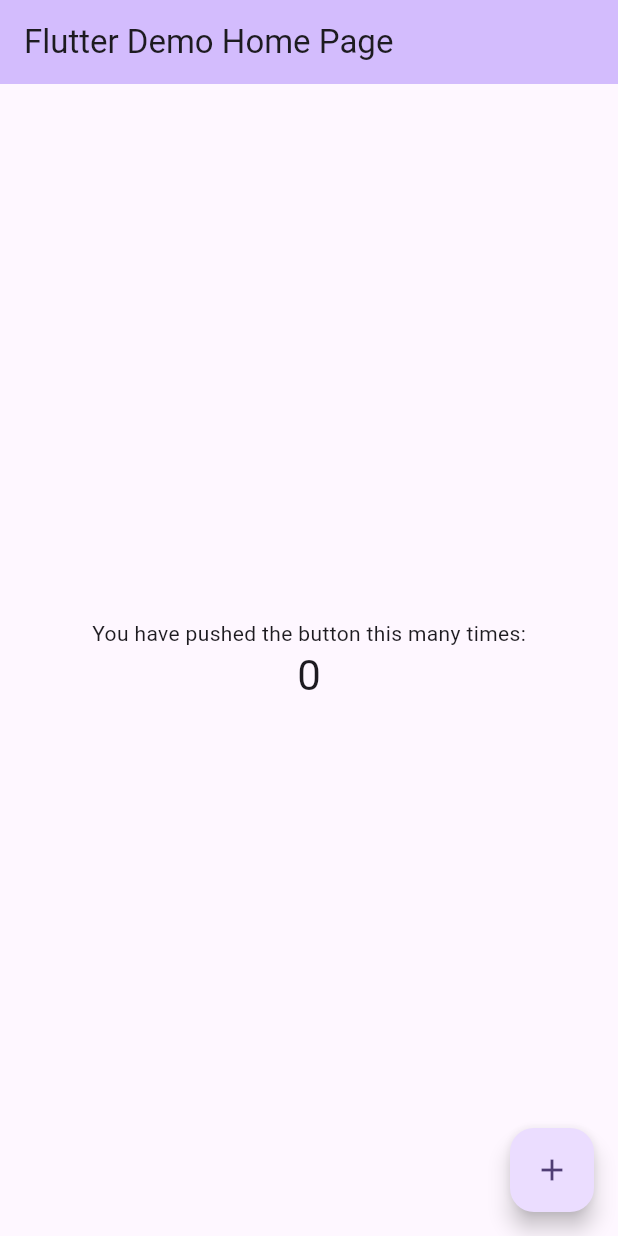
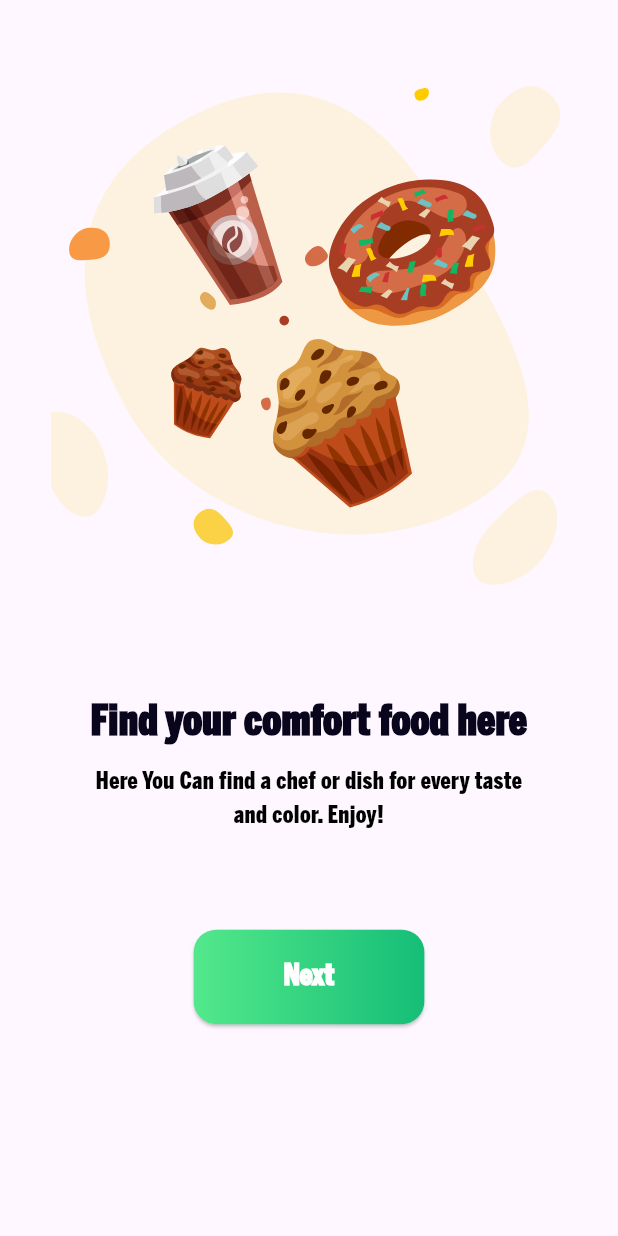
Before and after one commit to arshnirmal/Food-Truck-Application, a Flutter app: the screen it shows after launch, on a phone screen of 412 x 824 dp. Run offline on Flutter 3.47's test engine with Material 3 defaults, Android fonts, the phone set to English and light mode, and no system bars; our stand-ins replace flutter_svg, go_router.

Commit message:
onboarding screen

```diff
--- /dev/null
+++ b/frontend/devtools_options.yaml
@@ -0,0 +1 @@
+extensions:
--- a/frontend/lib/main.dart
+++ b/frontend/lib/main.dart
@@ -1,4 +1,5 @@
 import 'package:flutter/material.dart';
+import 'package:food_truck/utils/app_config.dart';
 
 void main() {
   runApp(const MyApp());
@@ -7,119 +8,16 @@ void main() {
 class MyApp extends StatelessWidget {
   const MyApp({super.key});
 
-  // This widget is the root of your application.
   @override
   Widget build(BuildContext context) {
-    return MaterialApp(
-      title: 'Flutter Demo',
+    return MaterialApp.router(
+      title: 'Food Ninja',
+      routerConfig: AppRouter.router,
       theme: ThemeData(
-        // This is the theme of your application.
-        //
-        // TRY THIS: Try running your application with "flutter run". You'll see
-        // the application has a purple toolbar. Then, without quitting the app,
-        // try changing the seedColor in the colorScheme below to Colors.green
-        // and then invoke "hot reload" (save your changes or press the "hot
-        // reload" button in a Flutter-supported IDE, or press "r" if you used
-        // the command line to start the app).
-        //
-        // Notice that the counter didn't reset back to zero; the application
-        // state is not lost during the reload. To reset the state, use hot
-        // restart instead.
-        //
-        // This works for code too, not just values: Most code changes can be
-        // tested with just a hot reload.
-        colorScheme: ColorScheme.fromSeed(seedColor: Colors.deepPurple),
+        fontFamily: 'BentonSans',
         useMaterial3: true,
       ),
-      home: const MyHomePage(title: 'Flutter Demo Home Page'),
+      debugShowCheckedModeBanner: false,
     );
   }
 }
-
-class MyHomePage extends StatefulWidget {
-  const MyHomePage({super.key, required this.title});
-
-  // This widget is the home page of your application. It is stateful, meaning
-  // that it has a State object (defined below) that contains fields that affect
-  // how it looks.
-
-  // This class is the configuration for the state. It holds the values (in this
-  // case the title) provided by the parent (in this case the App widget) and
-  // used by the build method of the State. Fields in a Widget subclass are
-  // always marked "final".
-
-  final String title;
-
-  @override
-  State<MyHomePage> createState() => _MyHomePageState();
-}
-
-class _MyHomePageState extends State<MyHomePage> {
-  int _counter = 0;
-
-  void _incrementCounter() {
-    setState(() {
-      // This call to setState tells the Flutter framework that something has
-      // changed in this State, which causes it to rerun the build method below
-      // so that the display can reflect the updated values. If we changed
-      // _counter without calling setState(), then the build method would not be
-      // called again, and so nothing would appear to happen.
-      _counter++;
-    });
-  }
-
-  @override
-  Widget build(BuildContext context) {
-    // This method is rerun every time setState is called, for instance as done
-    // by the _incrementCounter method above.
-    //
-    // The Flutter framework has been optimized to make rerunning build methods
-    // fast, so that you can just rebuild anything that needs updating rather
-    // than having to individually change instances of widgets.
-    return Scaffold(
-      appBar: AppBar(
-        // TRY THIS: Try changing the color here to a specific color (to
-        // Colors.amber, perhaps?) and trigger a hot reload to see the AppBar
-        // change color while the other colors stay the same.
-        backgroundColor: Theme.of(context).colorScheme.inversePrimary,
-        // Here we take the value from the MyHomePage object that was created by
-        // the App.build method, and use it to set our appbar title.
-        title: Text(widget.title),
-      ),
-      body: Center(
-        // Center is a layout widget. It takes a single child and positions it
-        // in the middle of the parent.
-        child: Column(
-          // Column is also a layout widget. It takes a list of children and
-          // arranges them vertically. By default, it sizes itself to fit its
-          // children horizontally, and tries to be as tall as its parent.
-          //
-          // Column has various properties to control how it sizes itself and
-          // how it positions its children. Here we use mainAxisAlignment to
-          // center the children vertically; the main axis here is the vertical
-          // axis because Columns are vertical (the cross axis would be
-          // horizontal).
-          //
-          // TRY THIS: Invoke "debug painting" (choose the "Toggle Debug Paint"
-          // action in the IDE, or press "p" in the console), to see the
-          // wireframe for each widget.
-          mainAxisAlignment: MainAxisAlignment.center,
-          children: <Widget>[
-            const Text(
-              'You have pushed the button this many times:',
-            ),
-            Text(
-              '$_counter',
-              style: Theme.of(context).textTheme.headlineMedium,
-            ),
-          ],
-        ),
-      ),
-      floatingActionButton: FloatingActionButton(
-        onPressed: _incrementCounter,
-        tooltip: 'Increment',
-        child: const Icon(Icons.add),
-      ), // This trailing comma makes auto-formatting nicer for build methods.
-    );
-  }
-}
--- /dev/null
+++ b/frontend/lib/resources/res.dart
@@ -0,0 +1,11 @@
+class Resources {
+  static Images images = Images();
+}
+
+class Images {
+  String logo = 'assets/images/app_logo.png';
+  String splashScreen = 'assets/images/splashscreen.svg';
+  String appName = 'assets/images/app_name.svg';
+  String onboarding1 = 'assets/images/onboarding_1.svg';
+  String onboarding2 = 'assets/images/onboarding_2.svg';
+}
--- /dev/null
+++ b/frontend/lib/screens/onboarding/onboarding_screen.dart
@@ -0,0 +1,36 @@
+import 'package:flutter/material.dart';
+import 'package:food_truck/resources/res.dart';
+import 'package:food_truck/widgets/onboarding_widget.dart';
+import 'package:go_router/go_router.dart';
+
+class OnboardingScreen1 extends StatelessWidget {
+  const OnboardingScreen1({super.key});
+
+  @override
+  Widget build(BuildContext context) {
+    return OnboardingScreenWidget(
+      image: Resources.images.onboarding1,
+      title: 'Find your comfort food here',
+      subtitle: 'Here You Can find a chef or dish for every taste and color. Enjoy!',
+      onPressed: () {
+        context.push('/onboarding2');
+      },
+    );
+  }
+}
+
+class OnboardingScreen2 extends StatelessWidget {
+  const OnboardingScreen2({super.key});
+
+  @override
+  Widget build(BuildContext context) {
+    return OnboardingScreenWidget(
+      image: Resources.images.onboarding2,
+      title: 'Food Ninja is Where Your Comfort Food Lives',
+      subtitle: 'Enjoy a fast and smooth food delivery at your doorstep',
+      onPressed: () {
+        context.push('/signup');
+      },
+    );
+  }
+}
--- /dev/null
+++ b/frontend/lib/utils/app_config.dart
@@ -0,0 +1,59 @@
+import 'package:flutter/material.dart';
+import 'package:food_truck/screens/auth/login_screen.dart';
+import 'package:food_truck/screens/auth/signup_sceen.dart';
+import 'package:food_truck/screens/onboarding/onboarding_screen.dart';
+import 'package:food_truck/screens/onboarding/splash_screen.dart';
+import 'package:go_router/go_router.dart';
+
+class AppRouter {
+  static final GoRouter router = GoRouter(
+    initialLocation: '/',
+    routes: [
+      GoRoute(
+        path: '/',
+        builder: (context, state) => const SplashScreen(),
+      ),
+      GoRoute(
+        path: '/onboarding1',
+        builder: (context, state) => const OnboardingScreen1(),
+      ),
+      GoRoute(
+        path: '/onboarding2',
+        pageBuilder: (context, state) {
+          return CustomSlideTransition(
+            child: const OnboardingScreen2(),
+          );
+        },
+        // builder: (context, state) => const OnboardingScreen2(),
+      ),
+      GoRoute(
+        path: '/signup',
+        builder: (context, state) => const SignUpScreen(),
+      ),
+      GoRoute(
+        path: '/login',
+        builder: (context, state) => const LoginScreen(),
+      ),
+    ],
+  );
+}
+
+class CustomSlideTransition extends CustomTransitionPage<void> {
+  CustomSlideTransition({super.key, required super.child})
+      : super(
+          transitionDuration: const Duration(milliseconds: 250),
+          transitionsBuilder: (_, animation, __, child) {
+            return SlideTransition(
+              position: animation.drive(
+                Tween(
+                  begin: const Offset(1.5, 0),
+                  end: Offset.zero,
+                ).chain(
+                  CurveTween(curve: Curves.ease),
+                ),
+              ),
+              child: child,
+            );
+          },
+        );
+}
--- /dev/null
+++ b/frontend/lib/widgets/onboarding_widget.dart
@@ -0,0 +1,90 @@
+import 'package:flutter/material.dart';
+import 'package:flutter_svg/flutter_svg.dart';
+
+class OnboardingScreenWidget extends StatelessWidget {
+  final String image;
+  final String title;
+  final String subtitle;
+  final Function onPressed;
+  const OnboardingScreenWidget({super.key, required this.image, required this.title, required this.subtitle, required this.onPressed});
+
+  @override
+  Widget build(BuildContext context) {
+    double height = MediaQuery.of(context).size.height;
+
+    return Scaffold(
+      body: SafeArea(
+        child: Center(
+          child: Column(
+            children: [
+              SizedBox(height: height * 0.025),
+              SvgPicture.asset(
+                image,
+                height: 400,
+              ),
+              SizedBox(height: height * 0.05),
+              Padding(
+                padding: const EdgeInsets.symmetric(horizontal: 30),
+                child: Text(
+                  title,
+                  softWrap: true,
+                  overflow: TextOverflow.clip,
+                  textAlign: TextAlign.center,
+                  style: const TextStyle(
+                    fontSize: 28,
+                    color: Color(0xFF09051C),
+                    fontWeight: FontWeight.bold,
+                  ),
+                ),
+              ),
+              const SizedBox(height: 8),
+              Padding(
+                padding: const EdgeInsets.symmetric(horizontal: 60),
+                child: Text(
+                  subtitle,
+                  softWrap: true,
+                  overflow: TextOverflow.clip,
+                  textAlign: TextAlign.center,
+                  style: const TextStyle(
+                    fontSize: 16,
+                    color: Colors.black,
+                  ),
+                ),
+              ),
+              const SizedBox(height: 64),
+              ElevatedButton(
+                onPressed: () {
+                  onPressed();
+                },
+                style: ElevatedButton.styleFrom(
+                  padding: const EdgeInsets.all(0),
+                  shape: RoundedRectangleBorder(borderRadius: BorderRadius.circular(15)),
+                ),
+                child: Container(
+                  padding: const EdgeInsets.symmetric(horizontal: 60, vertical: 17),
+                  decoration: const BoxDecoration(
+                    gradient: LinearGradient(
+                      colors: [
+                        Color(0xFF53E88B),
+                        Color(0xFF15BE77),
+                      ],
+                    ),
+                    borderRadius: BorderRadius.all(Radius.circular(15)),
+                  ),
+                  child: const Text(
+                    'Next',
+                    style: TextStyle(
+                      fontSize: 20,
+                      color: Colors.white,
+                      fontWeight: FontWeight.bold,
+                    ),
+                  ),
+                ),
+              ),
+            ],
+          ),
+        ),
+      ),
+    );
+  }
+}
```
Also changed, not shown: frontend/lib/screens/auth/login_screen.dart (added, +15 -0 lines), frontend/lib/screens/auth/signup_sceen.dart (added, +15 -0 lines), frontend/lib/screens/home_page.dart (added, +15 -0 lines), frontend/lib/screens/onboarding/splash_screen.dart (added, +44 -0 lines), frontend/pubspec.yaml (+18 -71 lines), frontend/assets/fonts/BentonSans Comp Black Regular.otf (added), frontend/assets/icons/location.svg (added), frontend/assets/icons/user.svg (added), frontend/assets/images/app_logo.png (added), frontend/assets/images/app_logo.svg (added), frontend/assets/images/app_name.svg (added), frontend/assets/images/onboarding_1.svg (added), frontend/assets/images/onboarding_2.svg (added), frontend/assets/images/splashscreen.svg (added), 1 more files.
